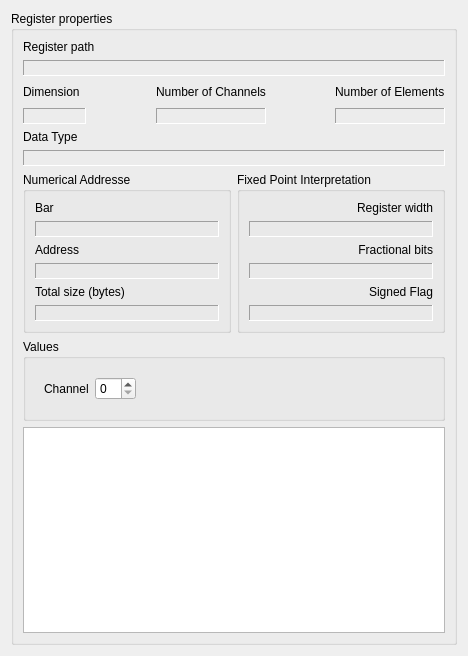
Above: src/PropertiesWidgetForm.ui from ChimeraTK/QtHardMon before the change. Below: the same form after it.
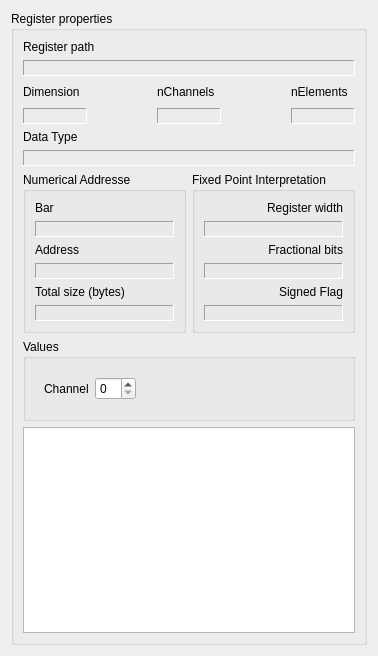
That is the form after the change.

Commit message: shrinked row height int date table view

```diff
--- a/src/PropertiesWidgetForm.ui
+++ b/src/PropertiesWidgetForm.ui
@@ -6,7 +6,7 @@
    <rect>
     <x>0</x>
     <y>0</y>
-    <width>468</width>
+    <width>378</width>
     <height>656</height>
    </rect>
   </property>
@@ -126,14 +126,14 @@
         <item row="0" column="4">
          <widget class="QLabel" name="nElementsLabel">
           <property name="text">
-           <string>Number of Elements</string>
+           <string>nElements</string>
           </property>
          </widget>
         </item>
         <item row="0" column="2">
          <widget class="QLabel" name="nChannelsLabel">
           <property name="text">
-           <string>Number of Channels</string>
+           <string>nChannels</string>
           </property>
          </widget>
         </item>
@@ -463,7 +463,20 @@
        </widget>
       </item>
       <item>
-       <widget class="QTableView" name="valuesTableView"/>
+       <widget class="QTableView" name="valuesTableView">
+        <property name="sizePolicy">
+         <sizepolicy hsizetype="MinimumExpanding" vsizetype="Expanding">
+          <horstretch>0</horstretch>
+          <verstretch>0</verstretch>
+         </sizepolicy>
+        </property>
+        <attribute name="verticalHeaderDefaultSectionSize">
+         <number>20</number>
+        </attribute>
+        <attribute name="verticalHeaderMinimumSectionSize">
+         <number>20</number>
+        </attribute>
+       </widget>
       </item>
      </layout>
     </widget>
```
